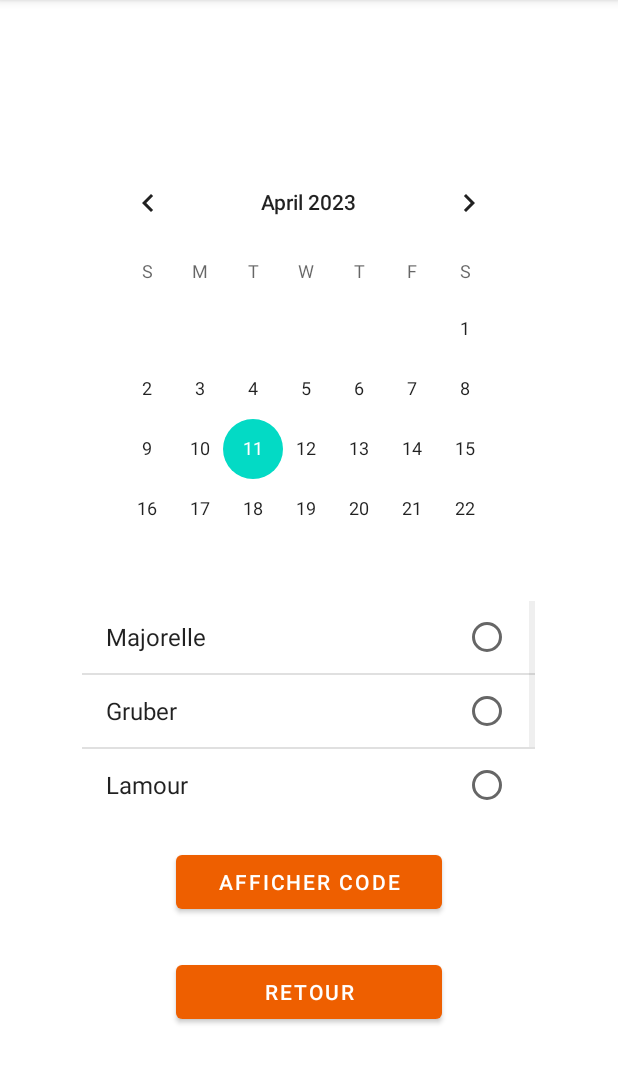
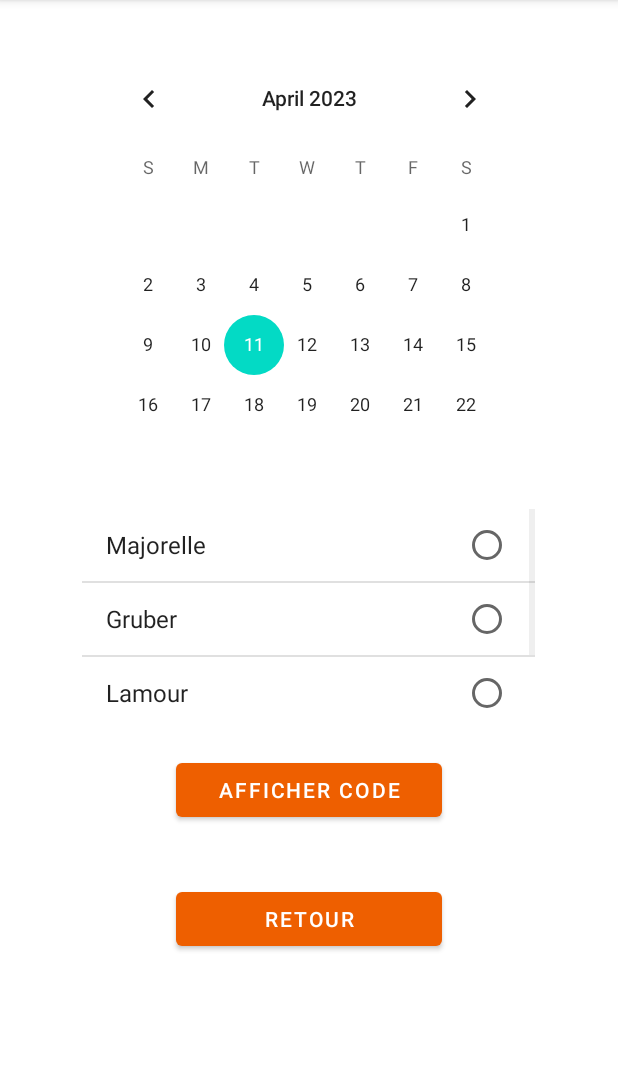
Before and after one commit to JacksonMelloGang/valres-app, an Android app: the ChoixDateSalle screen opened directly, with no data from a screen before it, on a phone screen of 412 x 824 dp, the part 84-1168 px from its top. Run offline under Robolectric (Android 15) with nearby library versions, the phone set to English and light mode, and no system bars.

Commit message:
Generation of digicode

```diff
--- a/app/src/main/res/layout/activity_afficher_digicode.xml
+++ b/app/src/main/res/layout/activity_afficher_digicode.xml
@@ -26,7 +26,6 @@
         android:layout_marginStart="77dp"
         android:layout_marginTop="57dp"
         android:layout_marginEnd="77dp"
-        android:text="4613"
         android:textSize="300px"
         app:layout_constraintEnd_toEndOf="parent"
         app:layout_constraintStart_toStartOf="parent"
--- a/app/src/main/res/layout/activity_choix_date_salle.xml
+++ b/app/src/main/res/layout/activity_choix_date_salle.xml
@@ -11,26 +11,28 @@
         android:layout_width="177dp"
         android:layout_height="48dp"
         android:layout_marginStart="117dp"
-        android:layout_marginTop="25dp"
+        android:layout_marginTop="38dp"
         android:layout_marginEnd="117dp"
         android:text="@string/retour"
         app:layout_constraintEnd_toEndOf="parent"
+        app:layout_constraintHorizontal_bias="0.0"
         app:layout_constraintStart_toStartOf="parent"
-        app:layout_constraintTop_toBottomOf="@+id/button" />
+        app:layout_constraintTop_toBottomOf="@+id/btAfficheDigicode" />
 
     <CalendarView
         android:id="@+id/calendarView"
         android:layout_width="290dp"
         android:layout_height="265dp"
-        android:layout_marginStart="60dp"
-        android:layout_marginTop="101dp"
+        android:layout_marginStart="61dp"
+        android:layout_marginTop="32dp"
         android:layout_marginEnd="61dp"
         app:layout_constraintEnd_toEndOf="parent"
+        app:layout_constraintHorizontal_bias="0.0"
         app:layout_constraintStart_toStartOf="parent"
         app:layout_constraintTop_toTopOf="parent" />
 
     <Button
-        android:id="@+id/button"
+        android:id="@+id/btAfficheDigicode"
         android:layout_width="177dp"
         android:layout_height="48dp"
         android:layout_marginStart="117dp"
@@ -38,6 +40,7 @@
         android:layout_marginEnd="117dp"
         android:text="Afficher Code"
         app:layout_constraintEnd_toEndOf="parent"
+        app:layout_constraintHorizontal_bias="0.0"
         app:layout_constraintStart_toStartOf="parent"
         app:layout_constraintTop_toBottomOf="@+id/listSalles" />
 
@@ -46,9 +49,10 @@
         android:layout_width="302dp"
         android:layout_height="138dp"
         android:layout_marginStart="54dp"
-        android:layout_marginTop="34dp"
+        android:layout_marginTop="42dp"
         android:layout_marginEnd="55dp"
         app:layout_constraintEnd_toEndOf="parent"
+        app:layout_constraintHorizontal_bias="1.0"
         app:layout_constraintStart_toStartOf="parent"
         app:layout_constraintTop_toBottomOf="@+id/calendarView" />
 
```
Also changed, not shown: app/src/main/java/fr/valres/app/AfficherDigicodeActivity.java (+10 -0 lines), app/src/main/java/fr/valres/app/ChoixDateSalle.java (+31 -13 lines), app/src/main/java/fr/valres/app/MySQLiteHelper.java (+16 -1 lines).
